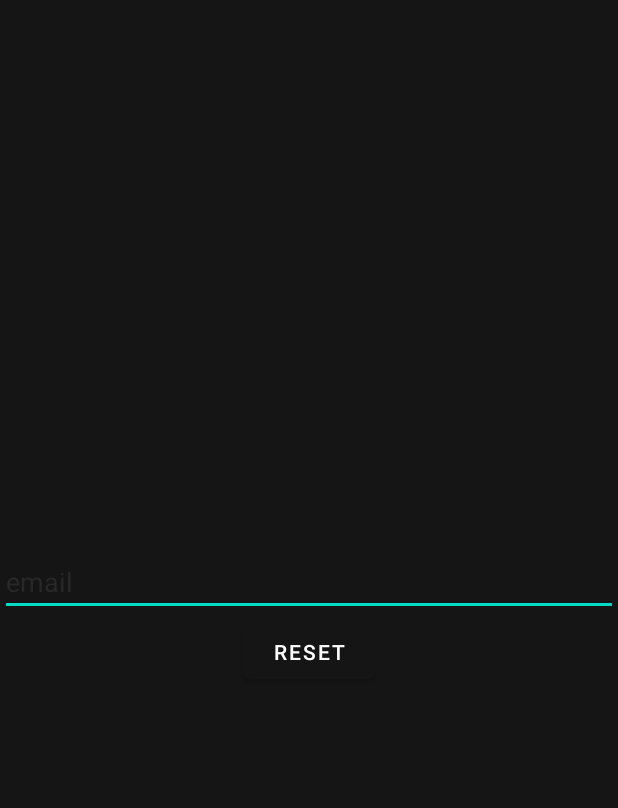
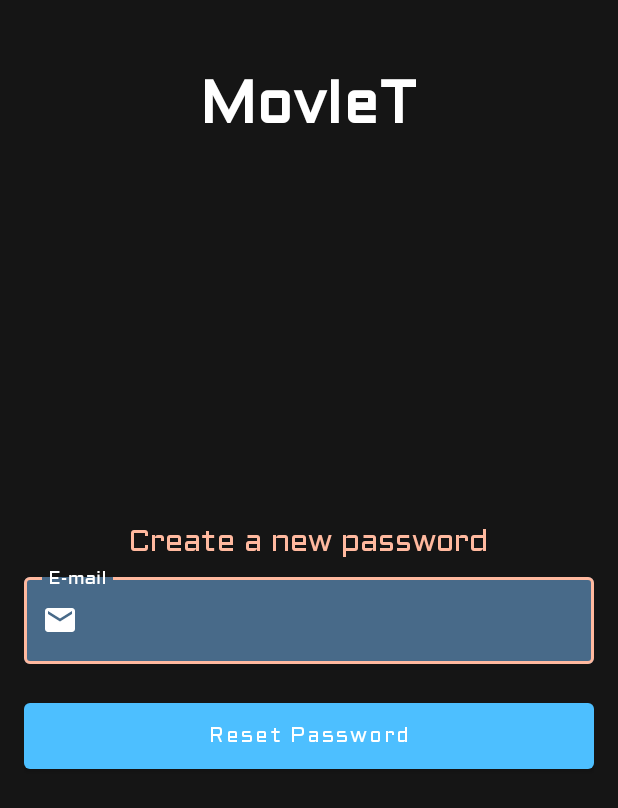
Before and after one commit to parisgiakoum/MovIeT-Android_Movie_Experience, an Android app: the screen it shows after launch (RetrievePasswordActivity), after a tap on "Forgot your password?", on a phone screen of 412 x 824 dp. Shown: the top 808 px of the screen. Run offline under Robolectric (Android 15) with nearby library versions, the phone set to English and light mode, and no system bars; our stand-ins replace Firebase (no records; nobody signed in at launch, a user with empty details on screens opened directly); 1 other tap on this screen came first.

Commit message:
Fixed UI for RetrievePasswordActivity - Added strings

```diff
--- a/app/src/main/java/com/regen21/moviet/Authentication/LoginActivity.java
+++ b/app/src/main/java/com/regen21/moviet/Authentication/LoginActivity.java
@@ -30,13 +30,13 @@ public class LoginActivity extends AppCompatActivity {
     @Override
     protected void onCreate(Bundle savedInstanceState) {
         super.onCreate(savedInstanceState);
-        setContentView(R.layout.activity_login_constraint);
+        setContentView(R.layout.activity_login);
 
-        login = findViewById(R.id.login_linear_login);
-        forgotPassword = findViewById(R.id.login_linear_forgot);
-        create_newAccount=findViewById(R.id.create_account_linear);
-        editTextEmail = findViewById(R.id.login_linear_username_value);
-        editTextPassword = findViewById(R.id.login_linear_password_value);
+        login = findViewById(R.id.login_btn);
+        forgotPassword = findViewById(R.id.login_forgot);
+        create_newAccount=findViewById(R.id.create_account);
+        editTextEmail = findViewById(R.id.login_email_value);
+        editTextPassword = findViewById(R.id.login_password_value);
 
         login.setOnClickListener(new View.OnClickListener() {
             @Override
--- a/app/src/main/java/com/regen21/moviet/Authentication/RetrievePasswordActivity.java
+++ b/app/src/main/java/com/regen21/moviet/Authentication/RetrievePasswordActivity.java
@@ -27,8 +27,8 @@ public class RetrievePasswordActivity extends AppCompatActivity {
         super.onCreate(savedInstanceState);
         setContentView(R.layout.activity_retrieve_password);
 
-        editTextEmail = findViewById(R.id.email);
-        resetBtn = findViewById(R.id.reset);
+        editTextEmail = findViewById(R.id.retrieve_email_value);
+        resetBtn = findViewById(R.id.reset_btn);
 
         auth = FirebaseAuth.getInstance();
 
--- a/app/src/main/res/layout/activity_retrieve_password.xml
+++ b/app/src/main/res/layout/activity_retrieve_password.xml
@@ -4,32 +4,90 @@
     xmlns:tools="http://schemas.android.com/tools"
     android:layout_width="match_parent"
     android:layout_height="match_parent"
+    android:background="@color/proper_black"
+    android:paddingLeft="16dp"
+    android:paddingRight="16dp"
     tools:context=".Authentication.RetrievePasswordActivity">
 
-    <EditText
-        android:id="@+id/email"
-        android:layout_width="match_parent"
+    <TextView
+        android:id="@+id/title_text"
+        android:layout_width="wrap_content"
         android:layout_height="wrap_content"
-        android:hint="email"
-        android:textColorHint="@color/grey"
+        android:layout_marginTop="40dp"
+        android:fontFamily="@font/aldrich"
+        android:text="@string/app_name"
         android:textColor="@color/white"
-        android:inputType="textEmailAddress"
+        android:textSize="40sp"
+        android:textStyle="bold"
+        app:layout_constraintHorizontal_bias="0.497"
+        app:layout_constraintLeft_toLeftOf="parent"
+        app:layout_constraintRight_toRightOf="parent"
+        app:layout_constraintTop_toTopOf="parent" />
+
+    <TextView
+        android:id="@+id/retrieve_title"
+        android:layout_width="wrap_content"
+        android:layout_height="wrap_content"
+        android:layout_marginTop="40dp"
+        android:fontFamily="@font/aldrich"
+        android:text="@string/create_password"
+        android:textColor="@color/bez"
+        android:textSize="20sp"
+        app:layout_constraintBottom_toTopOf="@id/retrieve_email"
+        app:layout_constraintHorizontal_bias="0.497"
         app:layout_constraintLeft_toLeftOf="parent"
         app:layout_constraintRight_toRightOf="parent"
         app:layout_constraintTop_toTopOf="parent"
-        app:layout_constraintBottom_toTopOf="@id/reset"
-        app:layout_constraintVertical_chainStyle="packed"/>
+        app:layout_constraintVertical_chainStyle="packed" />
 
-    <Button
-        android:id="@+id/reset"
-        android:layout_width="wrap_content"
+    <com.google.android.material.textfield.TextInputLayout
+        android:id="@+id/retrieve_email"
+        style="@style/Widget.MaterialComponents.TextInputLayout.OutlinedBox"
+        android:layout_width="match_parent"
         android:layout_height="wrap_content"
-        android:text="RESET"
+        android:layout_marginTop="4dp"
+        android:layout_marginBottom="4dp"
+        android:hint="@string/str_email"
+        android:inputType="textEmailAddress"
+        android:textColorHint="@color/white"
+        app:boxBackgroundColor="@color/dark_blue"
+        app:boxCornerRadiusBottomEnd="4dp"
+        app:boxCornerRadiusBottomStart="4dp"
+        app:boxCornerRadiusTopEnd="4dp"
+        app:boxCornerRadiusTopStart="4dp"
+        app:boxStrokeColor="@color/bez"
+        app:endIconContentDescription="Email"
+        app:hintTextColor="@color/white"
         app:layout_constraintLeft_toLeftOf="parent"
         app:layout_constraintRight_toRightOf="parent"
-        app:layout_constraintTop_toBottomOf="@id/email"
+        app:layout_constraintTop_toBottomOf="@id/retrieve_title"
+        app:layout_constraintBottom_toTopOf="@id/reset_btn"
+        app:startIconDrawable="@drawable/ic_baseline_email_24"
+        app:startIconTint="@color/white">
+
+    <com.google.android.material.textfield.TextInputEditText
+        android:id="@+id/retrieve_email_value"
+        android:layout_width="match_parent"
+        android:layout_height="wrap_content"
+        android:fontFamily="@font/aldrich"
+        android:inputType="textEmailAddress"
+        android:textColor="@color/white" />
+
+    </com.google.android.material.textfield.TextInputLayout>
+
+    <com.google.android.material.button.MaterialButton
+        android:id="@+id/reset_btn"
+        android:layout_width="match_parent"
+        android:layout_height="56dp"
+        android:layout_marginTop="16dp"
+        android:fontFamily="@font/aldrich"
+        android:text="@string/reset_password"
+        android:textAllCaps="false"
+        app:backgroundTint="@color/neo_blue"
+        app:cornerRadius="4dp"
+        app:layout_constraintLeft_toLeftOf="parent"
+        app:layout_constraintRight_toRightOf="parent"
+        app:layout_constraintTop_toBottomOf="@id/retrieve_email"
         app:layout_constraintBottom_toBottomOf="parent" />
 
-
-
 </androidx.constraintlayout.widget.ConstraintLayout>
```
Also changed, not shown: app/src/main/java/com/regen21/moviet/Authentication/RegisterActivity.java (+6 -6 lines), app/src/main/res/layout/activity_login.xml (renamed from app/src/main/res/layout/activity_login_constraint.xml, +43 -29 lines), app/src/main/res/layout/activity_register.xml (+49 -32 lines), app/src/main/res/values/strings.xml (+15 -11 lines).
